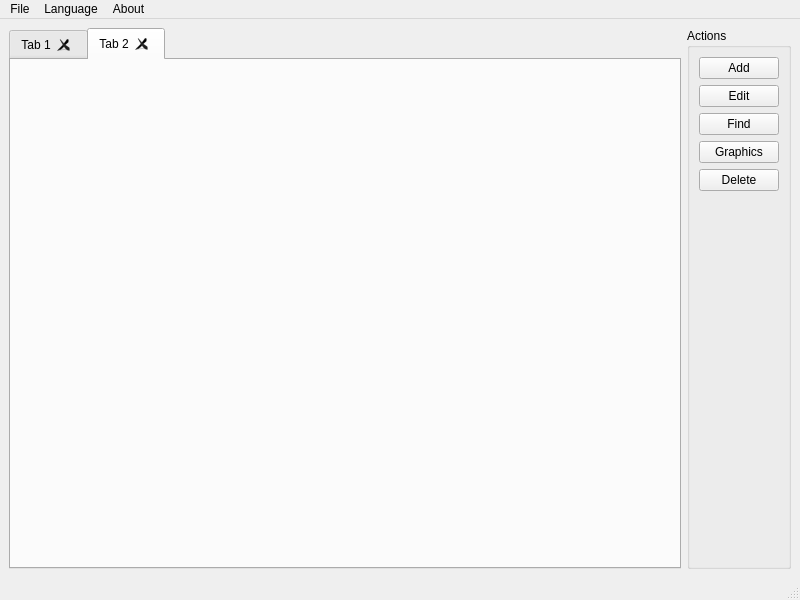
Above: mainwindow.ui from avi-gecko/cw-vesupplier before the change. Below: the same form after it.
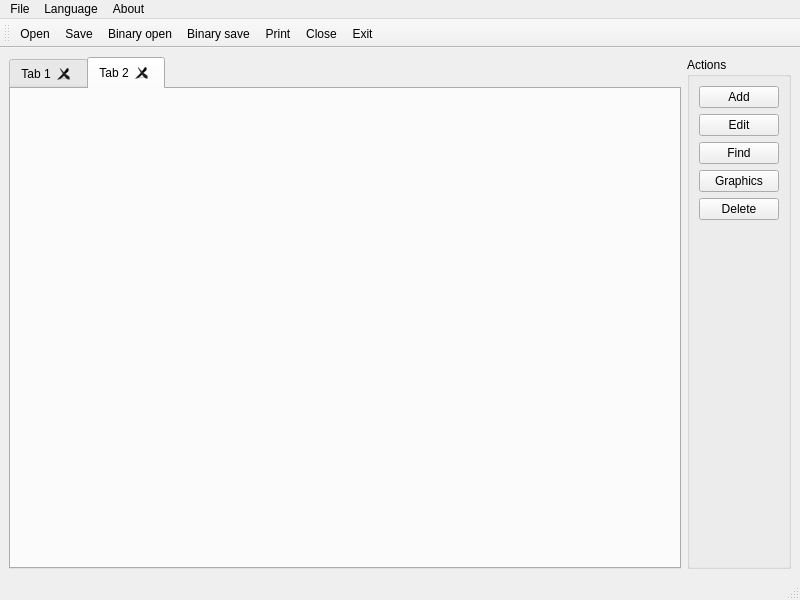
That is the form after the change. Icons and pictures are not drawn.

The edit to the form file:
```diff
--- a/mainwindow.ui
+++ b/mainwindow.ui
@@ -146,6 +146,24 @@
    <addaction name="about"/>
   </widget>
   <widget class="QStatusBar" name="statusbar"/>
+  <widget class="QToolBar" name="toolBar">
+   <property name="windowTitle">
+    <string>toolBar</string>
+   </property>
+   <attribute name="toolBarArea">
+    <enum>TopToolBarArea</enum>
+   </attribute>
+   <attribute name="toolBarBreak">
+    <bool>false</bool>
+   </attribute>
+   <addaction name="open"/>
+   <addaction name="save"/>
+   <addaction name="binaryOpen"/>
+   <addaction name="binarySave"/>
+   <addaction name="print"/>
+   <addaction name="close"/>
+   <addaction name="exit"/>
+  </widget>
   <action name="open">
    <property name="text">
     <string>Open</string>
```
Left out of the diff: 32 changed lines with no effect on the pictures.
